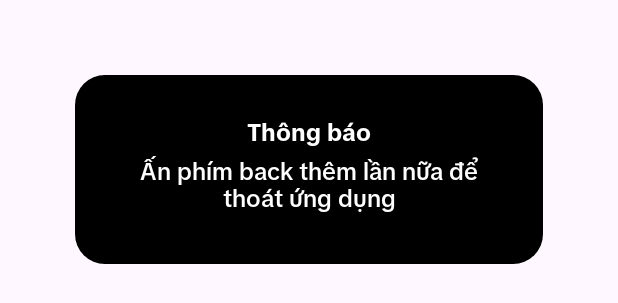
After one commit to HanLuan09/Planta, an Android app: the layout layout_custom_toast.xml on its own in the app's theme, with its tools: preview values and no code run, on a phone screen of 412 x 824 dp. The commit adds this screen. Shown: the top 303 px of the screen. Run offline under Robolectric (Android 15) with nearby library versions, the phone set to English and light mode, and no system bars.

Commit message:
update 14/04/2024 luan

```diff
--- a/app/src/main/java/vn/edu/ptit/planta/ui/home/HomeFragment.java
+++ b/app/src/main/java/vn/edu/ptit/planta/ui/home/HomeFragment.java
@@ -69,7 +69,6 @@ public class HomeFragment extends Fragment implements HomeNavigator {
     @Override
     public void handleCalendarMyPlant() {
         Intent intent = new Intent(requireContext(), CalendarMyPlantActivity.class);
-//        Intent intent = new Intent(requireContext(), TestActivity.class);
         startActivity(intent);
     }
 
--- /dev/null
+++ b/app/src/main/res/drawable/custom_toast_background.xml
@@ -0,0 +1,8 @@
+<?xml version="1.0" encoding="utf-8"?>
+<shape xmlns:android="http://schemas.android.com/apk/res/android"
+    android:shape="rectangle">
+
+    <solid android:color="@color/black" />
+    <corners android:radius="20sp" />
+
+</shape>
--- a/app/src/main/res/layout/fragment_user.xml
+++ b/app/src/main/res/layout/fragment_user.xml
@@ -67,7 +67,7 @@
                             android:id="@+id/fullName_user"
                             android:layout_width="match_parent"
                             android:layout_height="wrap_content"
-                            android:text="Hán Văn Luân"
+                            android:text="User 1231"
                             android:textSize="@dimen/text_size_h4"
                             android:fontFamily="@font/tiktok_bold"
                             android:textColor="@color/white" />
@@ -80,7 +80,7 @@
                             android:textSize="@dimen/text_size_h8"
                             android:textColor="@color/white"
                             android:fontFamily="@font/tiktok_medium"
-                            android:text="Nam - 04/10/2002" />
+                            android:text="Nam" />
                     </RelativeLayout>
                 </RelativeLayout>
             </RelativeLayout>
--- /dev/null
+++ b/app/src/main/res/layout/layout_custom_toast.xml
@@ -0,0 +1,43 @@
+<?xml version="1.0" encoding="utf-8"?>
+<LinearLayout xmlns:android="http://schemas.android.com/apk/res/android"
+    android:id="@+id/layout_custom_toast"
+    android:layout_width="match_parent"
+    android:layout_height="wrap_content"
+    android:background="@drawable/custom_toast_background"
+    android:gravity="center"
+    android:layout_margin="50dp"
+    android:orientation="vertical">
+
+    <LinearLayout
+        android:layout_width="280dp"
+        android:layout_height="wrap_content"
+        android:orientation="vertical"
+        android:gravity="center"
+        android:padding="22dp"
+        android:layout_marginTop="8dp"
+        android:layout_marginBottom="8dp">
+
+        <TextView
+            android:layout_marginTop="-4dp"
+            android:id="@+id/toast_text_title"
+            android:layout_width="wrap_content"
+            android:layout_height="wrap_content"
+            android:text="Thông báo"
+            android:textColor="@color/white"
+            android:fontFamily="@font/tiktok_bold"
+            android:textSize="@dimen/text_size_h5"/>
+
+        <TextView
+            android:layout_marginTop="4dp"
+            android:layout_marginBottom="4dp"
+            android:gravity="center"
+            android:id="@+id/toast_text_message"
+            android:layout_width="wrap_content"
+            android:layout_height="wrap_content"
+            android:text="Ấn phím back thêm lần nữa để thoát ứng dụng"
+            android:textColor="@color/white"
+            android:fontFamily="@font/tiktok_medium"
+            android:textSize="@dimen/text_size_h5" />
+    </LinearLayout>
+
+</LinearLayout>
```
Also changed, not shown: app/src/main/java/vn/edu/ptit/planta/ui/schedule/ScheduleActivity.java (+22 -13 lines), app/src/main/java/vn/edu/ptit/planta/ui/schedule/notification/AddNotificationActivity.java (+23 -25 lines), app/src/main/res/layout/bottom_dialog_schedule.xml (deleted, +0 -27 lines).
